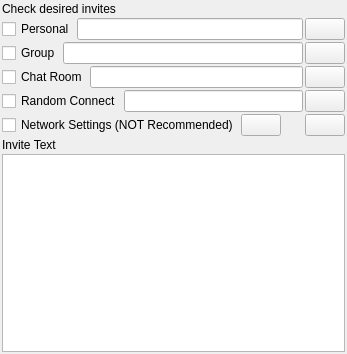
Qt form nolimitgui/src/Forms/InviteUrlWidget.ui (nolimitconnect/NoLimitConnect) before a commit.
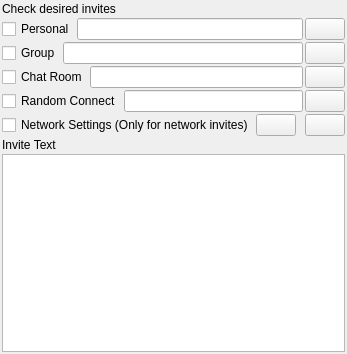
The same form after that commit. Custom widgets are drawn as their Qt base class.

Commit message: Add Private Network Key Warnings

Patch:
```diff
--- a/nolimitgui/src/Forms/InviteUrlWidget.ui
+++ b/nolimitgui/src/Forms/InviteUrlWidget.ui
@@ -227,7 +227,7 @@
       <item>
        <widget class="QCheckBox" name="m_NetworkSettingsCheckBox">
         <property name="text">
-         <string>Network Settings (NOT Recommended)</string>
+         <string>Network Settings (Only for network invites)</string>
         </property>
        </widget>
       </item>
```
Left out of the diff: 2 changed lines with no effect on the pictures. The commit also changes 19 other files.
